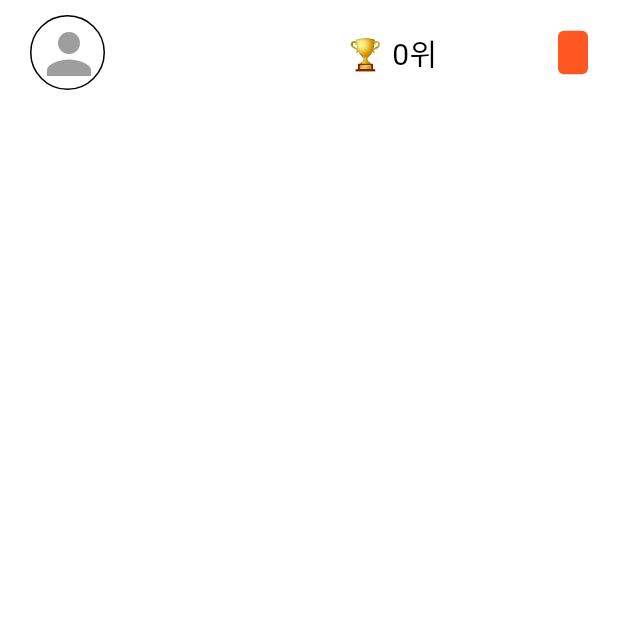
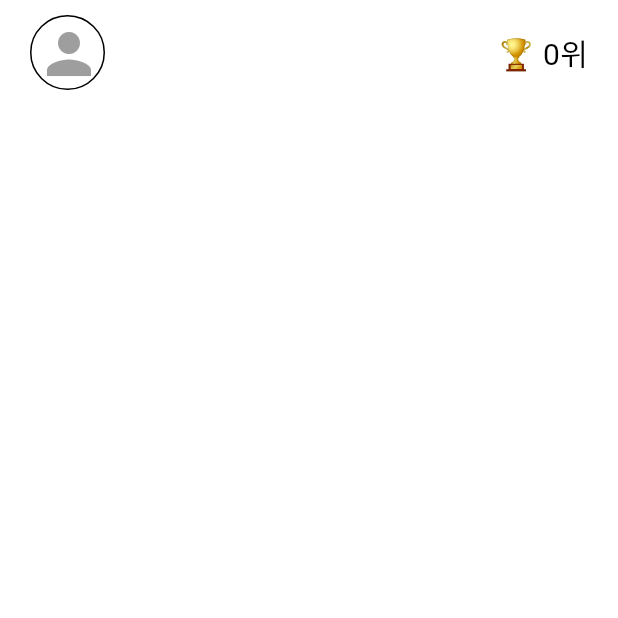
Before and after one commit to lee-giho/gachi_janchi, a Flutter app: the CollectionScreen screen opened directly, on a phone screen of 412 x 824 dp, the top half of it. Run offline on Flutter 3.47's test engine with Material 3 defaults, Android fonts, the phone set to English and light mode, and no system bars; our stand-ins replace cookie_jar, dio, dio_cookie_manager, flutter_dotenv, flutter_riverpod, flutter_secure_storage and 5 more; missing offline and left inert: flutter_naver_login, flutter_naver_map, qr_code_scanner_plus; accounts and stored records are empty; network calls fail.

Commit message:
Fixed what the blank container was seen when my title was not in RankingScreen and CollectionScreen

```diff
--- a/front/lib/screens/collection_screen.dart
+++ b/front/lib/screens/collection_screen.dart
@@ -249,18 +249,16 @@ class _CollectionScreenState extends State<CollectionScreen>
                         ),
                       ),
                     ),
+                Row(
+                  children: [
                     Text(
                       "$nickname",
                       style: const TextStyle(
                         fontSize: 20
                       ),
                     ),
-                Text(
-                  "🏆 ${ranking}위",
-                  style: const TextStyle(
-                    fontSize: 20
-                  ),
-                ),
+                    const SizedBox(width: 10),
+                    if (title.isNotEmpty)
                       Container(
                         padding: const EdgeInsets.symmetric(horizontal: 10, vertical: 6),
                         decoration: BoxDecoration(
@@ -274,6 +272,14 @@ class _CollectionScreenState extends State<CollectionScreen>
                             color: Colors.white,
                             fontSize: 12,
                           ),
+                        ),
+                      ),
+                  ],
+                ),
+                Text(
+                  "🏆 ${ranking}위",
+                  style: const TextStyle(
+                    fontSize: 20
                   ),
                 ),
               ],
```
Also changed, not shown: front/lib/screens/ranking_screen.dart (+40 -9 lines). Lines whose indentation alone changed are shown as unchanged.
